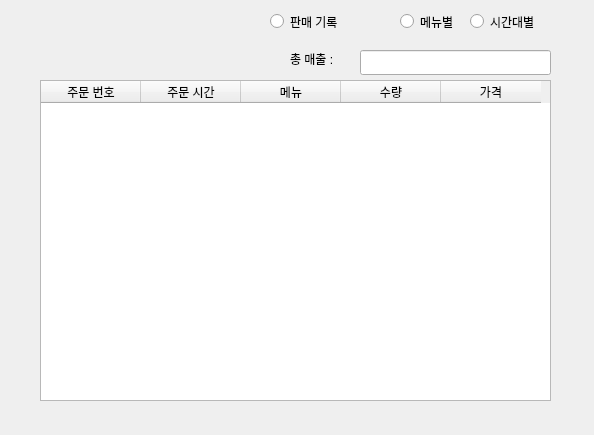
The window that store/ui/daily_sales.ui (cccsssshh/Aris_Team5) describes before a commit, drawn with Qt 5.
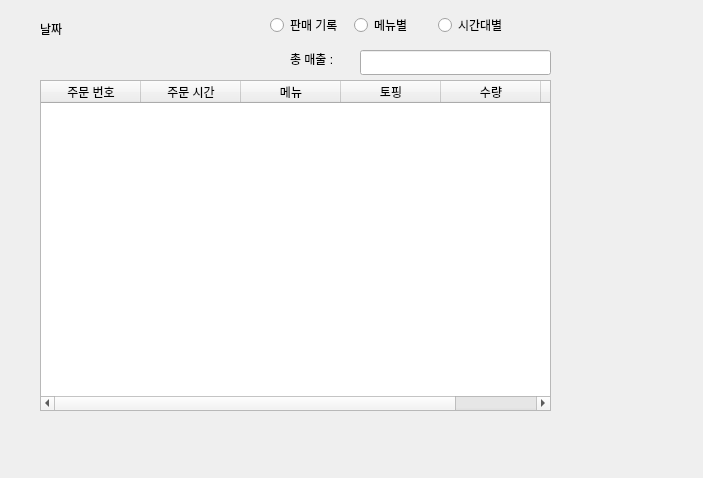
The same window after the commit. The open tabs and pages were chosen to show the change.

```diff
--- a/store/ui/daily_sales.ui
+++ b/store/ui/daily_sales.ui
@@ -6,8 +6,8 @@
    <rect>
     <x>0</x>
     <y>0</y>
-    <width>594</width>
-    <height>435</height>
+    <width>703</width>
+    <height>478</height>
    </rect>
   </property>
   <property name="windowTitle">
@@ -32,7 +32,7 @@
        <x>10</x>
        <y>40</y>
        <width>511</width>
-       <height>321</height>
+       <height>331</height>
       </rect>
      </property>
      <column>
@@ -50,6 +50,11 @@
        <string>메뉴</string>
       </property>
      </column>
+     <column>
+      <property name="text">
+       <string>토핑</string>
+      </property>
+     </column>
      <column>
       <property name="text">
        <string>수량</string>
@@ -119,32 +124,6 @@
     </widget>
    </widget>
   </widget>
-  <widget class="QRadioButton" name="dailySalesRBtn">
-   <property name="geometry">
-    <rect>
-     <x>270</x>
-     <y>10</y>
-     <width>112</width>
-     <height>23</height>
-    </rect>
-   </property>
-   <property name="text">
-    <string>판매 기록</string>
-   </property>
-  </widget>
-  <widget class="QRadioButton" name="menuSalesRBtn">
-   <property name="geometry">
-    <rect>
-     <x>400</x>
-     <y>10</y>
-     <width>112</width>
-     <height>23</height>
-    </rect>
-   </property>
-   <property name="text">
-    <string>메뉴별</string>
-   </property>
-  </widget>
   <widget class="QLabel" name="dateLabel">
    <property name="geometry">
     <rect>
@@ -155,21 +134,41 @@
     </rect>
    </property>
    <property name="text">
-    <string/>
+    <string>날짜</string>
    </property>
   </widget>
-  <widget class="QRadioButton" name="timeSalesRBtn">
+  <widget class="QWidget" name="layoutWidget">
    <property name="geometry">
     <rect>
-     <x>470</x>
+     <x>270</x>
      <y>10</y>
-     <width>112</width>
-     <height>23</height>
+     <width>246</width>
+     <height>31</height>
     </rect>
    </property>
-   <property name="text">
-    <string>시간대별</string>
-   </property>
+   <layout class="QHBoxLayout" name="horizontalLayout">
+    <item>
+     <widget class="QRadioButton" name="dailySalesRBtn">
+      <property name="text">
+       <string>판매 기록</string>
+      </property>
+     </widget>
+    </item>
+    <item>
+     <widget class="QRadioButton" name="menuSalesRBtn">
+      <property name="text">
+       <string>메뉴별</string>
+      </property>
+     </widget>
+    </item>
+    <item>
+     <widget class="QRadioButton" name="timeSalesRBtn">
+      <property name="text">
+       <string>시간대별</string>
+      </property>
+     </widget>
+    </item>
+   </layout>
   </widget>
  </widget>
  <resources/>
```
Left out of the diff: 2 changed lines with no effect on the pictures.
